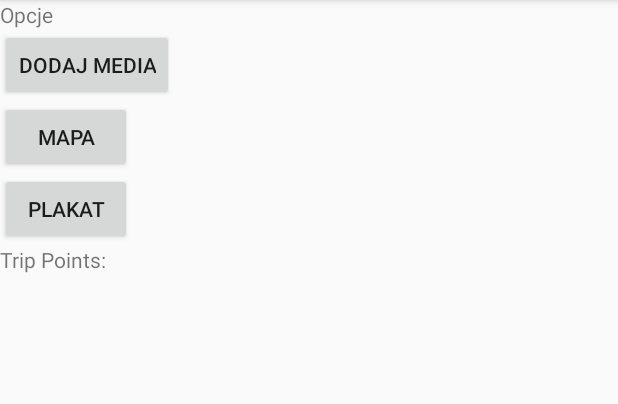
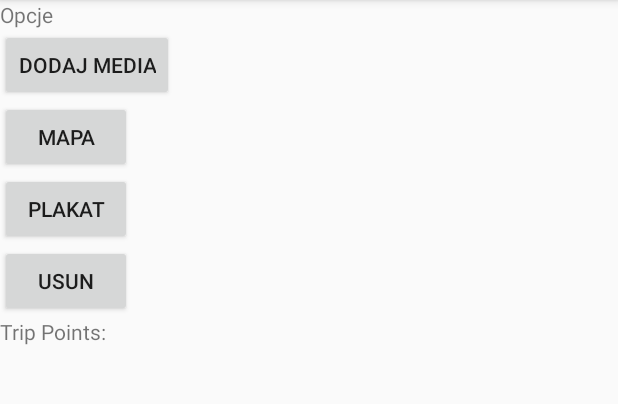
Before and after one commit to nxaa/chmuraand, an Android app: the PointsListActivity screen opened directly, with no data from a screen before it, on a phone screen of 412 x 824 dp, the part 84-488 px from its top. Run offline under Robolectric (Android 15) with nearby library versions, the phone set to English and light mode, and no system bars.

Commit message:
Usuwanie wycieczek

```diff
--- a/app/src/main/res/layout/activity_points_list.xml
+++ b/app/src/main/res/layout/activity_points_list.xml
@@ -39,6 +39,16 @@
         android:layout_alignLeft="@+id/button_mapy"
         android:layout_alignStart="@+id/button_mapy" />
 
+    <Button
+        android:id="@+id/button_delete_trip"
+        android:layout_width="wrap_content"
+        android:layout_height="wrap_content"
+        android:onClick="deleteTripOnClick"
+        android:text="Usun"
+        android:layout_below="@+id/button_plakat"
+        android:layout_alignLeft="@+id/button_plakat"
+        android:layout_alignStart="@+id/button_plakat" />
+
     <TextView
         android:layout_width="wrap_content"
         android:layout_height="wrap_content"
```
Also changed, not shown: app/src/main/java/com/example/domain/myapplication/Config.java (+22 -1 lines), app/src/main/java/com/example/domain/myapplication/PointsListActivity.java (+7 -1 lines).
